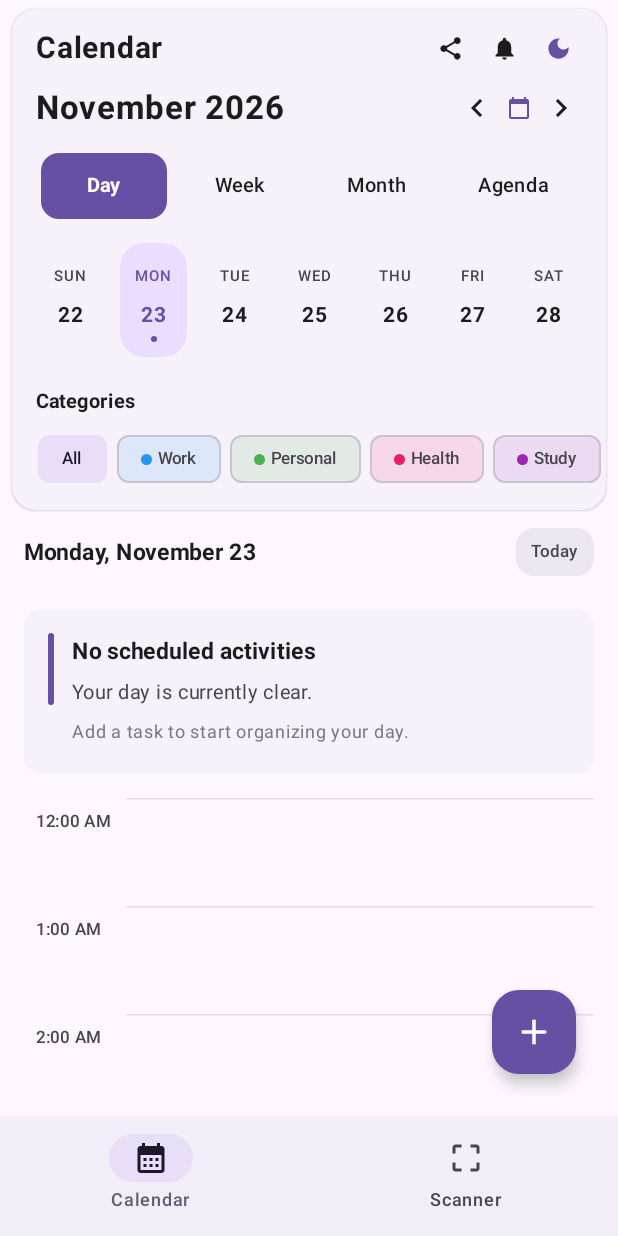
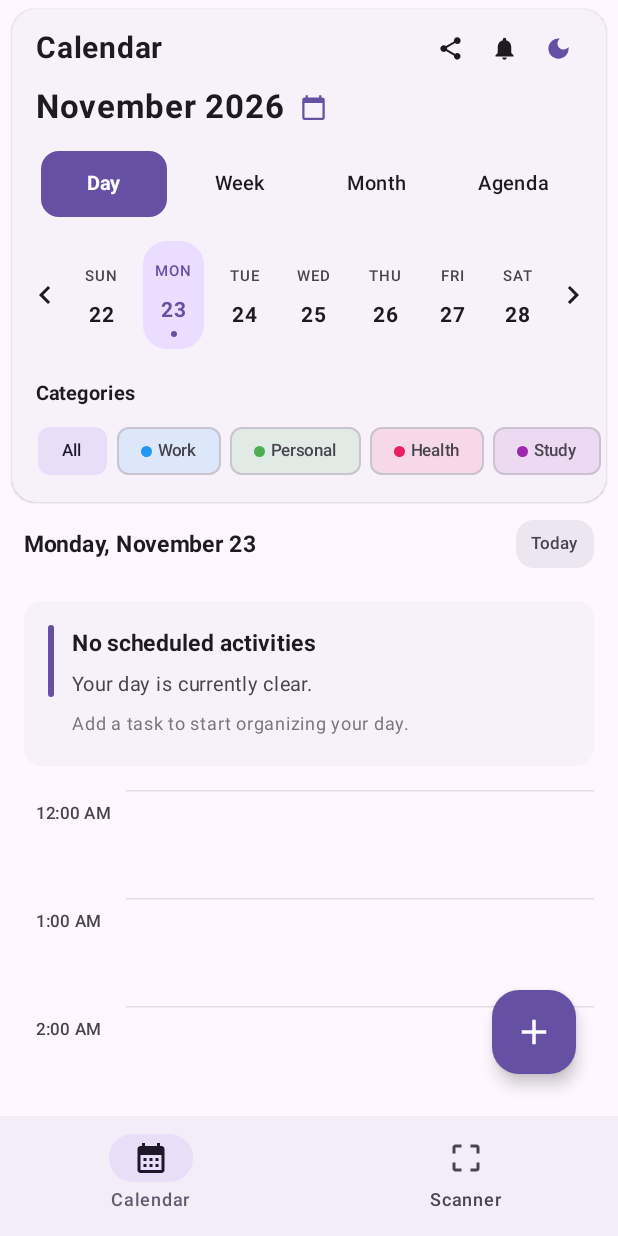
Before and after one commit to SICK-dawg-2003/Time-Scheduler-Test-Version, an Android app built with Jetpack Compose: the screen it shows after launch (MainActivity), on a phone screen of 412 x 824 dp. Run offline under Robolectric (Android 15) with nearby library versions, the phone set to English and light mode, and no system bars; libraries missing offline, so code that uses them is left out: com.google.mlkit.vision.

Commit message:
Position calendar today icon beside month header and move navigation arrows beside weekday date strip

```diff
--- a/app/src/main/java/com/example/time_scheduler/ui/calendar/CalendarHeader.kt
+++ b/app/src/main/java/com/example/time_scheduler/ui/calendar/CalendarHeader.kt
@@ -135,7 +135,7 @@ fun CalendarHeader(
 
             Spacer(modifier = Modifier.height(if (isLandscape) 4.dp else 10.dp))
 
-            // 2. Month Navigation Row: "November 2026" & Arrows
+            // 2. Month Navigation Row: "November 2026" with 📅 Today Icon directly beside it
             Row(
                 modifier = Modifier
                     .fillMaxWidth()
@@ -146,58 +146,48 @@ fun CalendarHeader(
                 horizontalArrangement = Arrangement.SpaceBetween,
                 verticalAlignment = Alignment.CenterVertically
             ) {
+                // Month Header + Today Calendar Icon directly beside it
+                Row(
+                    verticalAlignment = Alignment.CenterVertically,
+                    modifier = Modifier.clickable { onDateSelected(LocalDate.now()) }
+                ) {
                     Text(
                         text = selectedDate.format(DateTimeFormatter.ofPattern("MMMM yyyy")),
                         fontSize = if (isLandscape) 18.sp else 22.sp,
                         fontWeight = FontWeight.Bold,
                         color = MaterialTheme.colorScheme.onSurface
                     )
+                    Spacer(modifier = Modifier.width(10.dp))
+                    Icon(
+                        imageVector = Icons.Default.CalendarToday,
+                        contentDescription = "Jump to Today",
+                        tint = MaterialTheme.colorScheme.primary,
+                        modifier = Modifier.size(18.dp)
+                    )
+                }
 
+                // Month-mode navigation arrows (if Weekday strip is hidden in MONTH view)
+                if (viewMode == CalendarViewMode.MONTH) {
                     Row(verticalAlignment = Alignment.CenterVertically) {
                         IconButton(
-                        onClick = {
-                            val prev = when (viewMode) {
-                                CalendarViewMode.DAY, CalendarViewMode.AGENDA -> selectedDate.minusDays(1)
-                                CalendarViewMode.WEEK -> selectedDate.minusWeeks(1)
-                                CalendarViewMode.MONTH -> selectedDate.minusMonths(1)
-                            }
-                            onDateSelected(prev)
-                        },
+                            onClick = { onDateSelected(selectedDate.minusMonths(1)) },
                             modifier = Modifier.size(28.dp)
                         ) {
                             Icon(
                                 imageVector = Icons.AutoMirrored.Filled.KeyboardArrowLeft,
-                            contentDescription = "Previous"
+                                contentDescription = "Previous Month"
                             )
                         }
 
                         IconButton(
-                        onClick = { onDateSelected(LocalDate.now()) },
-                        modifier = Modifier.size(28.dp)
-                    ) {
-                        Icon(
-                            imageVector = Icons.Default.CalendarToday,
-                            contentDescription = "Today",
-                            tint = MaterialTheme.colorScheme.primary,
-                            modifier = Modifier.size(16.dp)
-                        )
-                    }
-
-                    IconButton(
-                        onClick = {
-                            val next = when (viewMode) {
-                                CalendarViewMode.DAY, CalendarViewMode.AGENDA -> selectedDate.plusDays(1)
-                                CalendarViewMode.WEEK -> selectedDate.plusWeeks(1)
-                                CalendarViewMode.MONTH -> selectedDate.plusMonths(1)
-                            }
-                            onDateSelected(next)
-                        },
+                            onClick = { onDateSelected(selectedDate.plusMonths(1)) },
                             modifier = Modifier.size(28.dp)
                         ) {
                             Icon(
                                 imageVector = Icons.AutoMirrored.Filled.KeyboardArrowRight,
-                            contentDescription = "Next"
+                                contentDescription = "Next Month"
                             )
+                        }
                     }
                 }
             }
@@ -240,13 +230,38 @@ fun CalendarHeader(
 
             Spacer(modifier = Modifier.height(if (isLandscape) 6.dp else 16.dp))
 
-            // 4. Week Day Selector Strip (Shown ONLY for DAY and AGENDA modes to avoid duplication in WEEK and MONTH views)
-            if (viewMode == CalendarViewMode.DAY || viewMode == CalendarViewMode.AGENDA) {
+            // 4. Week Day Selector Strip with Left (<) and Right (>) Navigation Arrows on both sides
+            if (viewMode != CalendarViewMode.MONTH) {
                 Row(
                     modifier = Modifier
                         .fillMaxWidth()
-                        .padding(horizontal = 12.dp),
-                    horizontalArrangement = Arrangement.SpaceAround
+                        .padding(horizontal = 8.dp),
+                    horizontalArrangement = Arrangement.SpaceBetween,
+                    verticalAlignment = Alignment.CenterVertically
+                ) {
+                    // Left Arrow (<)
+                    IconButton(
+                        onClick = {
+                            val prev = when (viewMode) {
+                                CalendarViewMode.DAY, CalendarViewMode.AGENDA -> selectedDate.minusDays(1)
+                                CalendarViewMode.WEEK -> selectedDate.minusWeeks(1)
+                                else -> selectedDate.minusDays(1)
+                            }
+                            onDateSelected(prev)
+                        },
+                        modifier = Modifier.size(28.dp)
+                    ) {
+                        Icon(
+                            imageVector = Icons.AutoMirrored.Filled.KeyboardArrowLeft,
+                            contentDescription = "Previous Date"
+                        )
+                    }
+
+                    // 7 Weekday Date Chips Row
+                    Row(
+                        modifier = Modifier.weight(1f),
+                        horizontalArrangement = Arrangement.SpaceAround,
+                        verticalAlignment = Alignment.CenterVertically
                     ) {
                         weekDates.forEach { date ->
                             val isSelected = date == selectedDate
@@ -261,7 +276,7 @@ fun CalendarHeader(
                                         else Color.Transparent
                                     )
                                     .clickable { onDateSelected(date) }
-                                .padding(horizontal = 10.dp, vertical = if (isLandscape) 6.dp else 10.dp)
+                                    .padding(horizontal = 8.dp, vertical = if (isLandscape) 6.dp else 8.dp)
                             ) {
                                 Text(
                                     text = date.dayOfWeek.getDisplayName(TextStyle.SHORT, Locale.getDefault()).uppercase(),
@@ -291,6 +306,26 @@ fun CalendarHeader(
                             }
                         }
                     }
+
+                    // Right Arrow (>)
+                    IconButton(
+                        onClick = {
+                            val next = when (viewMode) {
+                                CalendarViewMode.DAY, CalendarViewMode.AGENDA -> selectedDate.plusDays(1)
+                                CalendarViewMode.WEEK -> selectedDate.plusWeeks(1)
+                                else -> selectedDate.plusDays(1)
+                            }
+                            onDateSelected(next)
+                        },
+                        modifier = Modifier.size(28.dp)
+                    ) {
+                        Icon(
+                            imageVector = Icons.AutoMirrored.Filled.KeyboardArrowRight,
+                            contentDescription = "Next Date"
+                        )
+                    }
+                }
+
                 Spacer(modifier = Modifier.height(if (isLandscape) 6.dp else 16.dp))
             }
 
```
Lines whose indentation alone changed are shown as unchanged.
